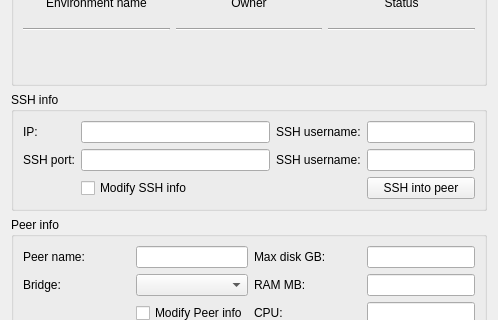
This is hub/forms/DlgPeer.ui in subutai-io/control-center as Qt 5 draws it before an edit; both pictures show x 0 to 498 and y 84 to 404 of the 498 by 519 pixel window. The edited form follows.
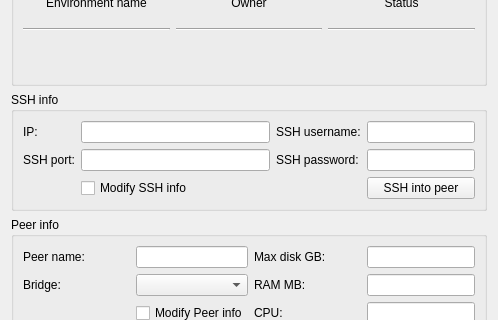
This is the edited form.

Commit message: Correct label for SSH password in peer menu

The edit to the form file:
```diff
--- a/hub/forms/DlgPeer.ui
+++ b/hub/forms/DlgPeer.ui
@@ -549,7 +549,7 @@
          <string>Password for ssh (Only for the LAN Peers)</string>
         </property>
         <property name="text">
-         <string>SSH username:</string>
+         <string>SSH password:</string>
         </property>
        </widget>
       </item>
```
